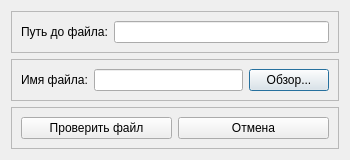
First picture: the form in qt_ui/parsing_file_path.ui, repository alekskositsyn/StatStrel, before the edit.
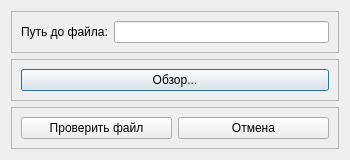
Second picture: the form after the edit.

Commit message: added a dialog that checks user list data

The edit to the form file:
```diff
--- a/qt_ui/parsing_file_path.ui
+++ b/qt_ui/parsing_file_path.ui
@@ -57,20 +57,6 @@
       <enum>QFrame::Raised</enum>
      </property>
      <layout class="QHBoxLayout" name="horizontalLayout_2">
-      <item>
-       <widget class="QLabel" name="label_2">
-        <property name="text">
-         <string>Имя файла:</string>
-        </property>
-       </widget>
-      </item>
-      <item>
-       <widget class="QLineEdit" name="file_name_field">
-        <property name="text">
-         <string/>
-        </property>
-       </widget>
-      </item>
       <item>
        <widget class="QPushButton" name="btn_path">
         <property name="text">
```
The commit also changes 5 other files.
